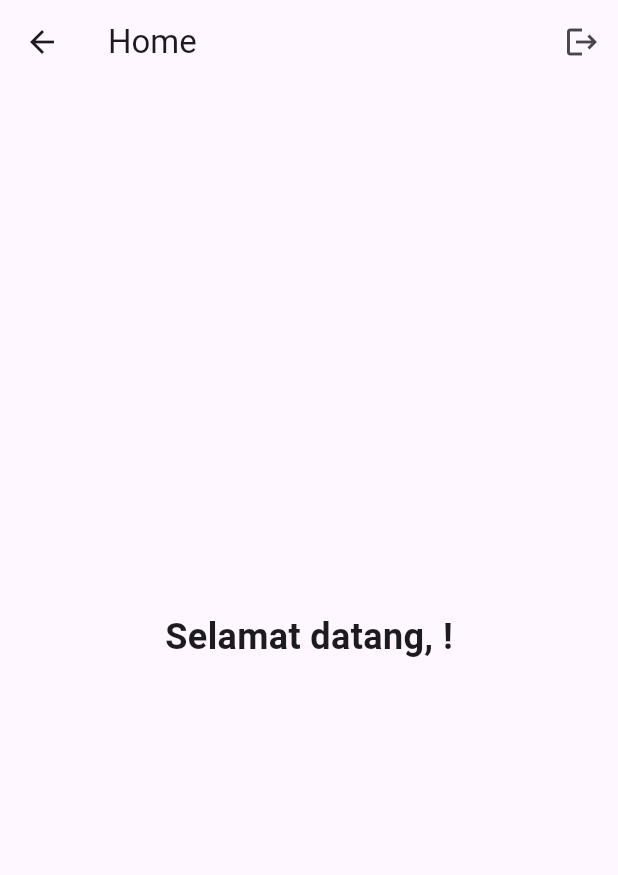
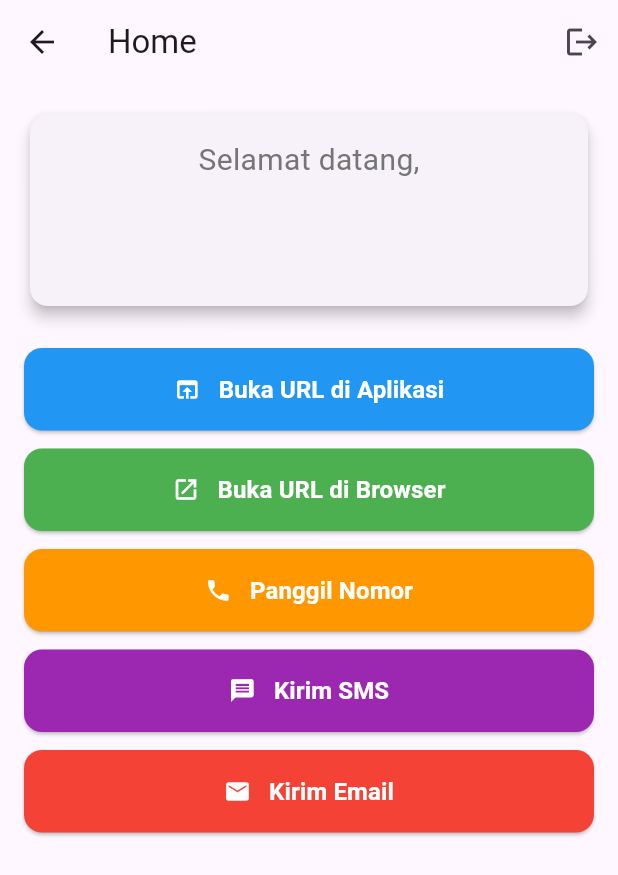
Before and after one commit to dzakisalman/flutter-firebase-app, a Flutter app: the HomeScreen screen opened by its route, on a phone screen of 412 x 824 dp. Shown: the top 875 px of the screen. Run offline on Flutter 3.47's test engine with Material 3 defaults, Android fonts, the phone set to English and light mode, and no system bars; our stand-ins replace firebase_auth, firebase_core, get, google_sign_in; accounts and stored records are empty; generated files the repository leaves out were written again.

Commit message:
added url_launcher

```diff
--- a/lib/screens/home_screen.dart
+++ b/lib/screens/home_screen.dart
@@ -1,9 +1,90 @@
 import 'package:flutter/material.dart';
 import 'package:get/get.dart';
-
+import 'package:url_launcher/url_launcher.dart';
 import '../controllers/auth_controller.dart';
 
 class HomeScreen extends GetView<AuthController> {
+  Future<void> _launchURL(String url, {bool inApp = true}) async {
+    try {
+      final uri = Uri.parse(url);
+      if (inApp) {
+        await launchUrl(
+          uri,
+          mode: LaunchMode.inAppWebView,
+          webViewConfiguration: const WebViewConfiguration(
+            enableJavaScript: true,
+            enableDomStorage: true,
+          ),
+        );
+      } else {
+        await launchUrl(
+          uri,
+          mode: LaunchMode.externalApplication,
+        );
+      }
+    } catch (e) {
+      Get.snackbar(
+        'Error',
+        'Tidak dapat membuka URL: $url',
+        snackPosition: SnackPosition.BOTTOM,
+        backgroundColor: Colors.red,
+        colorText: Colors.white,
+      );
+    }
+  }
+
+  Future<void> _makePhoneCall(String phoneNumber) async {
+    try {
+      final uri = Uri.parse('tel:$phoneNumber');
+      await launchUrl(uri);
+    } catch (e) {
+      Get.snackbar(
+        'Error',
+        'Tidak dapat melakukan panggilan ke: $phoneNumber',
+        snackPosition: SnackPosition.BOTTOM,
+        backgroundColor: Colors.red,
+        colorText: Colors.white,
+      );
+    }
+  }
+
+  Future<void> _sendSMS(String phoneNumber) async {
+    try {
+      final uri = Uri.parse('sms:$phoneNumber');
+      await launchUrl(uri);
+    } catch (e) {
+      Get.snackbar(
+        'Error',
+        'Tidak dapat mengirim SMS ke: $phoneNumber',
+        snackPosition: SnackPosition.BOTTOM,
+        backgroundColor: Colors.red,
+        colorText: Colors.white,
+      );
+    }
+  }
+
+  Future<void> _sendEmail(String email) async {
+    try {
+      final Uri emailLaunchUri = Uri(
+        scheme: 'mailto',
+        path: email,
+        queryParameters: {
+          'subject': 'Hello from Flutter App',
+          'body': 'Hi, this is a message from our Flutter application.',
+        },
+      );
+      await launchUrl(emailLaunchUri);
+    } catch (e) {
+      Get.snackbar(
+        'Error',
+        'Tidak dapat mengirim email ke: $email',
+        snackPosition: SnackPosition.BOTTOM,
+        backgroundColor: Colors.red,
+        colorText: Colors.white,
+      );
+    }
+  }
+
   @override
   Widget build(BuildContext context) {
     return Scaffold(
@@ -18,26 +99,121 @@ class HomeScreen extends GetView<AuthController> {
           ),
         ],
       ),
-      body: Center(
+      body: SingleChildScrollView(
+        child: Padding(
+          padding: const EdgeInsets.all(16.0),
           child: Column(
-          mainAxisAlignment: MainAxisAlignment.center,
+            crossAxisAlignment: CrossAxisAlignment.stretch,
             children: [
               GetBuilder<AuthController>(
-              builder: (_) => Text(
-                "Selamat datang, ${controller.userName}!",
-                style: TextStyle(fontSize: 24, fontWeight: FontWeight.bold),
+                builder: (_) => Card(
+                  elevation: 4,
+                  shape: RoundedRectangleBorder(
+                    borderRadius: BorderRadius.circular(12),
+                  ),
+                  child: Padding(
+                    padding: const EdgeInsets.all(16.0),
+                    child: Column(
+                      children: [
+                        Text(
+                          "Selamat datang,",
+                          style: TextStyle(
+                            fontSize: 20,
+                            color: Colors.grey[600],
                           ),
                         ),
                         SizedBox(height: 8),
-            GetBuilder<AuthController>(
-              builder: (_) => Text(
+                        Text(
+                          controller.userName,
+                          style: TextStyle(
+                            fontSize: 24,
+                            fontWeight: FontWeight.bold,
+                          ),
+                        ),
+                        SizedBox(height: 4),
+                        Text(
                           controller.user?.email ?? '',
-                style: TextStyle(fontSize: 16, color: Colors.grey[600]),
+                          style: TextStyle(
+                            color: Colors.grey[600],
                           ),
                         ),
                       ],
                     ),
                   ),
+                ),
+              ),
+              SizedBox(height: 24),
+              _buildLauncherButton(
+                icon: Icons.open_in_browser,
+                label: "Buka URL di Aplikasi",
+                color: Colors.blue,
+                onPressed: () => _launchURL('https://flutter.dev', inApp: true),
+              ),
+              SizedBox(height: 12),
+              _buildLauncherButton(
+                icon: Icons.launch,
+                label: "Buka URL di Browser",
+                color: Colors.green,
+                onPressed: () => _launchURL('https://pub.dev', inApp: false),
+              ),
+              SizedBox(height: 12),
+              _buildLauncherButton(
+                icon: Icons.phone,
+                label: "Panggil Nomor",
+                color: Colors.orange,
+                onPressed: () => _makePhoneCall('+6281234567890'),
+              ),
+              SizedBox(height: 12),
+              _buildLauncherButton(
+                icon: Icons.message,
+                label: "Kirim SMS",
+                color: Colors.purple,
+                onPressed: () => _sendSMS('+6281234567890'),
+              ),
+              SizedBox(height: 12),
+              _buildLauncherButton(
+                icon: Icons.email,
+                label: "Kirim Email",
+                color: Colors.red,
+                onPressed: () => _sendEmail('example@gmail.com'),
+              ),
+            ],
+          ),
+        ),
+      ),
+    );
+  }
+
+  Widget _buildLauncherButton({
+    required IconData icon,
+    required String label,
+    required Color color,
+    required VoidCallback onPressed,
+  }) {
+    return ElevatedButton(
+      onPressed: onPressed,
+      style: ElevatedButton.styleFrom(
+        backgroundColor: color,
+        foregroundColor: Colors.white,
+        padding: EdgeInsets.symmetric(vertical: 16),
+        shape: RoundedRectangleBorder(
+          borderRadius: BorderRadius.circular(12),
+        ),
+      ),
+      child: Row(
+        mainAxisAlignment: MainAxisAlignment.center,
+        children: [
+          Icon(icon),
+          SizedBox(width: 12),
+          Text(
+            label,
+            style: TextStyle(
+              fontSize: 16,
+              fontWeight: FontWeight.bold,
+            ),
+          ),
+        ],
+      ),
     );
   }
 }
--- a/pubspec.yaml
+++ b/pubspec.yaml
@@ -38,6 +38,7 @@ dependencies:
   firebase_auth: ^5.5.1
   google_sign_in: ^6.3.0
   get: ^4.6.6
+  url_launcher: ^6.2.5
 
 dev_dependencies:
   flutter_test:
```
Also changed, not shown: lib/services/auth_service.dart (+0 -15 lines), pubspec.lock, 18 other files. Lines whose indentation alone changed are shown as unchanged.
